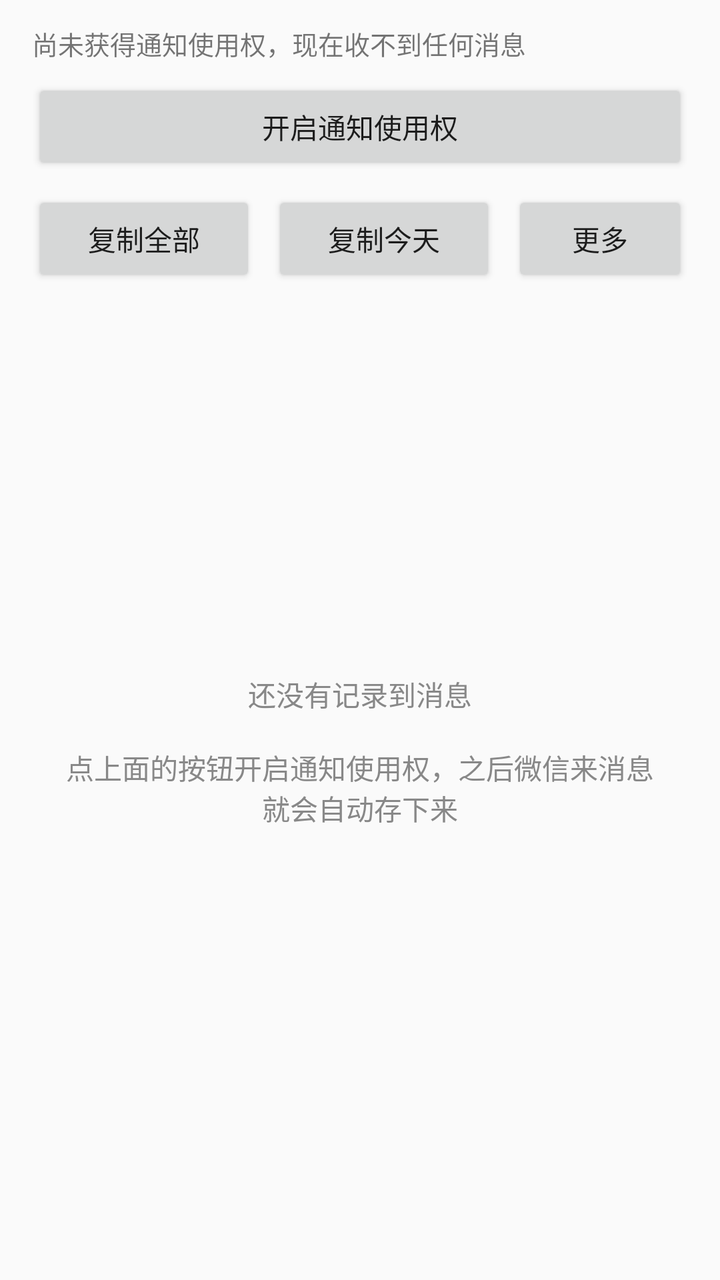
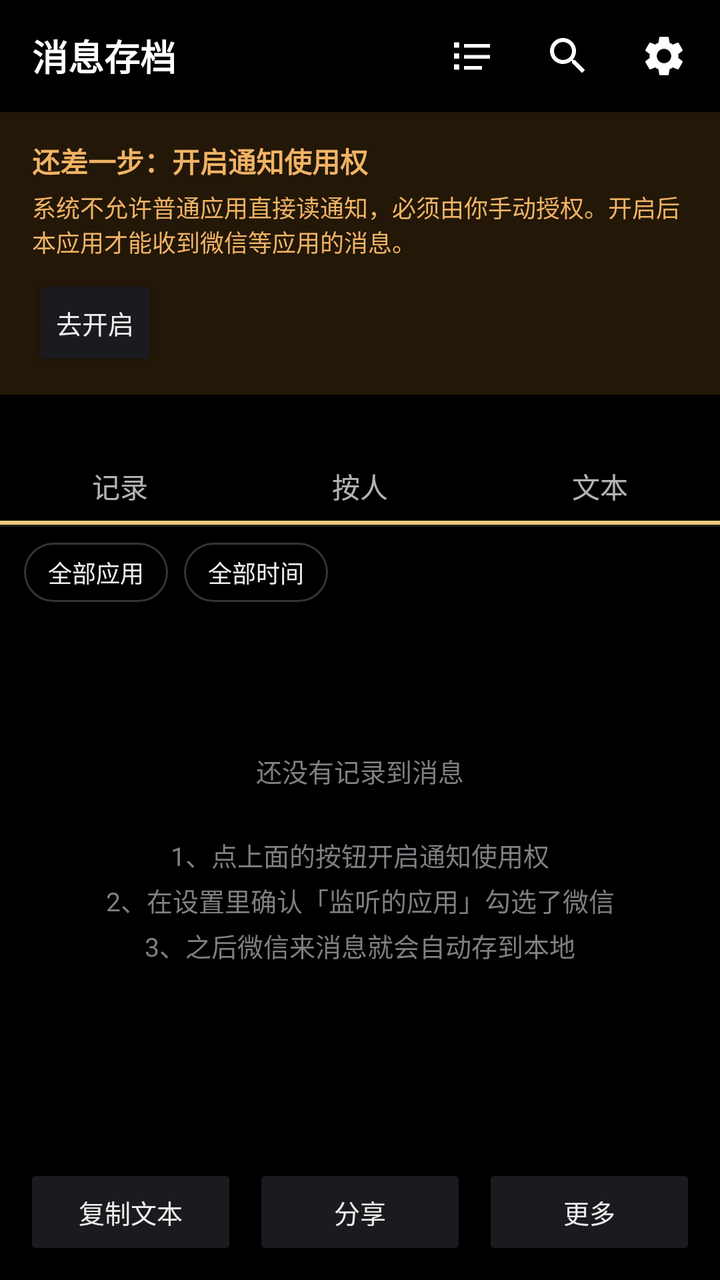

Compare the two renders of this Android layout. The source of the first and the diff that turns it into the second are given below.
<!-- AndroidManifest.xml: application theme Theme.WxMsgLog -->
<!-- res/layout/activity_main.xml -->
<?xml version="1.0" encoding="utf-8"?>
<LinearLayout xmlns:android="http://schemas.android.com/apk/res/android"
    android:layout_width="match_parent"
    android:layout_height="match_parent"
    android:orientation="vertical">

    <TextView
        android:id="@+id/tvStatus"
        android:layout_width="match_parent"
        android:layout_height="wrap_content"
        android:paddingStart="16dp"
        android:paddingTop="12dp"
        android:paddingEnd="16dp"
        android:paddingBottom="4dp"
        android:textSize="13sp"
        android:text="@string/status_off" />

    <Button
        android:id="@+id/btnPermission"
        android:layout_width="match_parent"
        android:layout_height="wrap_content"
        android:layout_marginStart="16dp"
        android:layout_marginTop="4dp"
        android:layout_marginEnd="16dp"
        android:text="@string/btn_grant" />

    <LinearLayout
        android:layout_width="match_parent"
        android:layout_height="wrap_content"
        android:orientation="horizontal"
        android:paddingStart="16dp"
        android:paddingTop="8dp"
        android:paddingEnd="16dp"
        android:paddingBottom="8dp">

        <Button
            android:id="@+id/btnCopyAll"
            android:layout_width="0dp"
            android:layout_height="wrap_content"
            android:layout_weight="1"
            android:text="@string/btn_copy_all" />

        <Button
            android:id="@+id/btnCopyToday"
            android:layout_width="0dp"
            android:layout_height="wrap_content"
            android:layout_marginStart="8dp"
            android:layout_weight="1"
            android:text="@string/btn_copy_today" />

        <Button
            android:id="@+id/btnMore"
            android:layout_width="wrap_content"
            android:layout_height="wrap_content"
            android:layout_marginStart="8dp"
            android:text="@string/btn_more" />
    </LinearLayout>

    <FrameLayout
        android:layout_width="match_parent"
        android:layout_height="0dp"
        android:layout_weight="1">

        <androidx.recyclerview.widget.RecyclerView
            android:id="@+id/rv"
            android:layout_width="match_parent"
            android:layout_height="match_parent"
            android:clipToPadding="false"
            android:paddingBottom="8dp" />

        <TextView
            android:id="@+id/tvEmpty"
            android:layout_width="match_parent"
            android:layout_height="wrap_content"
            android:layout_gravity="center"
            android:padding="32dp"
            android:gravity="center"
            android:textSize="14sp"
            android:textColor="@color/hint"
            android:text="@string/empty_hint" />
    </FrameLayout>

    <TextView
        android:id="@+id/tvFooter"
        android:layout_width="match_parent"
        android:layout_height="wrap_content"
        android:padding="12dp"
        android:textSize="12sp"
        android:textColor="@color/hint" />

</LinearLayout>
<!-- resources referenced by this layout -->
<resources>
  <color name="hint">#888888</color>
  <string name="btn_copy_all">复制全部</string>
  <string name="btn_copy_today">复制今天</string>
  <string name="btn_grant">开启通知使用权</string>
  <string name="empty_hint">还没有记录到消息\n\n点上面的按钮开启通知使用权，之后微信来消息就会自动存下来</string>
  <string name="status_off">尚未获得通知使用权，现在收不到任何消息</string>
  <style name="Theme.WxMsgLog" parent="Theme.AppCompat.DayNight.DarkActionBar">
          <item name="colorPrimary">@color/primary</item>
          <item name="colorPrimaryDark">@color/primary_dark</item>
          <item name="colorAccent">@color/accent</item>
      </style>
  <color name="primary">#07C160</color>
  <color name="primary_dark">#059A4C</color>
  <color name="accent">#07C160</color>
  <!-- unchanged entries left out for length: 1 -->
</resources>

<!-- the commit's change to res/layout/activity_main.xml (unified diff, before → after) -->
@@ -1,59 +1,406 @@
 <?xml version="1.0" encoding="utf-8"?>
 <LinearLayout xmlns:android="http://schemas.android.com/apk/res/android"
+    android:id="@+id/root"
     android:layout_width="match_parent"
     android:layout_height="match_parent"
+    android:background="@color/bg"
     android:orientation="vertical">
+
+    
+    <LinearLayout
+        android:id="@+id/appBar"
+        android:layout_width="match_parent"
+        android:layout_height="wrap_content"
+        android:background="@color/appbar"
+        android:gravity="center_vertical"
+        android:orientation="horizontal">
+
+        <TextView
+            android:id="@+id/tvTitle"
+            android:layout_width="0dp"
+            android:layout_height="56dp"
+            android:layout_weight="1"
+            android:gravity="center_vertical"
+            android:paddingStart="16dp"
+            android:paddingEnd="8dp"
+            android:text="@string/title_main"
+            android:textColor="#FFFFFFFF"
+            android:textSize="18sp"
+            android:textStyle="bold" />
+
+        <ImageButton
+            android:id="@+id/btnTodo"
+            android:layout_width="48dp"
+            android:layout_height="48dp"
+            android:background="?attr/selectableItemBackgroundBorderless"
+            android:contentDescription="@string/title_todo"
+            android:scaleType="centerInside"
+            android:src="@drawable/ic_todo" />
+
+        <ImageButton
+            android:id="@+id/btnSearch"
+            android:layout_width="48dp"
+            android:layout_height="48dp"
+            android:background="?attr/selectableItemBackgroundBorderless"
+            android:contentDescription="@string/cd_search"
+            android:scaleType="centerInside"
+            android:src="@drawable/ic_search" />
+
+        <ImageButton
+            android:id="@+id/btnSettings"
+            android:layout_width="48dp"
+            android:layout_height="48dp"
+            android:layout_marginEnd="4dp"
+            android:background="?attr/selectableItemBackgroundBorderless"
+            android:contentDescription="@string/cd_settings"
+            android:scaleType="centerInside"
+            android:src="@drawable/ic_settings" />
+    </LinearLayout>
+
+    
+    <LinearLayout
+        android:id="@+id/permCard"
+        android:layout_width="match_parent"
+        android:layout_height="wrap_content"
+        android:background="@color/warn_bg"
+        android:orientation="vertical"
+        android:paddingStart="16dp"
+        android:paddingTop="14dp"
+        android:paddingEnd="16dp"
+        android:paddingBottom="12dp">
+
+        <TextView
+            android:layout_width="match_parent"
+            android:layout_height="wrap_content"
+            android:text="@string/perm_title"
+            android:textColor="@color/warn_fg"
+            android:textSize="14sp"
+            android:textStyle="bold" />
+
+        <TextView
+            android:layout_width="match_parent"
+            android:layout_height="wrap_content"
+            android:layout_marginTop="4dp"
+            android:text="@string/perm_desc"
+            android:textColor="@color/warn_fg"
+            android:textSize="12sp" />
+
+        <Button
+            android:id="@+id/btnPermission"
+            android:layout_width="wrap_content"
+            android:layout_height="wrap_content"
+            android:layout_marginTop="8dp"
+            android:minWidth="0dp"
+            android:text="@string/btn_grant"
+            android:textSize="13sp" />
+    </LinearLayout>
+
+    
+    <LinearLayout
+        android:id="@+id/staleBar"
+        android:layout_width="match_parent"
+        android:layout_height="wrap_content"
+        android:background="@color/warn_bg"
+        android:gravity="center_vertical"
+        android:orientation="horizontal"
+        android:paddingStart="16dp"
+        android:paddingTop="10dp"
+        android:paddingEnd="8dp"
+        android:paddingBottom="10dp"
+        android:visibility="gone">
+
+        <TextView
+            android:id="@+id/tvStale"
+            android:layout_width="0dp"
+            android:layout_height="wrap_content"
+            android:layout_weight="1"
+            android:text="@string/stale_hint"
+            android:textColor="@color/warn_fg"
+            android:textSize="12sp" />
+
+        <Button
+            android:id="@+id/btnRebind"
+            android:layout_width="wrap_content"
+            android:layout_height="wrap_content"
+            android:minWidth="0dp"
+            android:text="@string/btn_rebind"
+            android:textSize="12sp" />
+    </LinearLayout>
+
+    
+    <LinearLayout
+        android:id="@+id/phBar"
+        android:layout_width="match_parent"
+        android:layout_height="wrap_content"
+        android:background="@color/btn_bg"
+        android:gravity="center_vertical"
+        android:orientation="horizontal"
+        android:paddingStart="16dp"
+        android:paddingTop="10dp"
+        android:paddingEnd="8dp"
+        android:paddingBottom="10dp"
+        android:visibility="gone">
+
+        <TextView
+            android:id="@+id/tvPh"
+            android:layout_width="0dp"
+            android:layout_height="wrap_content"
+            android:layout_weight="1"
+            android:textColor="@color/primary"
+            android:textSize="12sp" />
+
+        <Button
+            android:id="@+id/btnPh"
+            android:layout_width="wrap_content"
+            android:layout_height="wrap_content"
+            android:minWidth="0dp"
+            android:text="@string/ph_btn"
+            android:textSize="12sp" />
+    </LinearLayout>
 
     <TextView
         android:id="@+id/tvStatus"
         android:layout_width="match_parent"
         android:layout_height="wrap_content"
-        android:paddingStart="16dp"
-        android:paddingTop="12dp"
-        android:paddingEnd="16dp"
-        android:paddingBottom="4dp"
-        android:textSize="13sp"
-        android:text="@string/status_off" />
-
-    <Button
-        android:id="@+id/btnPermission"
-        android:layout_width="match_parent"
-        android:layout_height="wrap_content"
-        android:layout_marginStart="16dp"
-        android:layout_marginTop="4dp"
-        android:layout_marginEnd="16dp"
-        android:text="@string/btn_grant" />
-
-    <LinearLayout
-        android:layout_width="match_parent"
-        android:layout_height="wrap_content"
-        android:orientation="horizontal"
         android:paddingStart="16dp"
         android:paddingTop="8dp"
         android:paddingEnd="16dp"
-        android:paddingBottom="8dp">
-
-        <Button
-            android:id="@+id/btnCopyAll"
+        android:paddingBottom="0dp"
+        android:textColor="@color/hint"
+        android:textSize="12sp" />
+
+    
+    <LinearLayout
+        android:layout_width="match_parent"
+        android:layout_height="wrap_content"
+        android:orientation="horizontal">
+
+        <FrameLayout
+            android:id="@+id/tabListBox"
+            android:layout_width="0dp"
+            android:layout_height="wrap_content"
+            android:layout_weight="1">
+
+            <TextView
+                android:id="@+id/tabList"
+                android:layout_width="match_parent"
+                android:layout_height="wrap_content"
+                android:gravity="center"
+                android:paddingTop="11dp"
+                android:paddingBottom="9dp"
+                android:text="@string/tab_list"
+                android:textSize="14sp" />
+
+            <View
+                android:id="@+id/indList"
+                android:layout_width="match_parent"
+                android:layout_height="2dp"
+                android:layout_gravity="bottom"
+                android:background="@color/primary" />
+        </FrameLayout>
+
+        <FrameLayout
+            android:id="@+id/tabPersonBox"
+            android:layout_width="0dp"
+            android:layout_height="wrap_content"
+            android:layout_weight="1">
+
+            <TextView
+                android:id="@+id/tabPerson"
+                android:layout_width="match_parent"
+                android:layout_height="wrap_content"
+                android:gravity="center"
+                android:paddingTop="11dp"
+                android:paddingBottom="9dp"
+                android:text="@string/tab_person"
+                android:textSize="14sp" />
+
+            <View
+                android:id="@+id/indPerson"
+                android:layout_width="match_parent"
+                android:layout_height="2dp"
+                android:layout_gravity="bottom"
+                android:background="@color/primary" />
+        </FrameLayout>
+
+        <FrameLayout
+            android:id="@+id/tabTextBox"
+            android:layout_width="0dp"
+            android:layout_height="wrap_content"
+            android:layout_weight="1">
+
+            <TextView
+                android:id="@+id/tabText"
+                android:layout_width="match_parent"
+                android:layout_height="wrap_content"
+                android:gravity="center"
+                android:paddingTop="11dp"
+                android:paddingBottom="9dp"
+                android:text="@string/tab_text"
+                android:textSize="14sp" />
+
+            <View
+                android:id="@+id/indText"
+                android:layout_width="match_parent"
+                android:layout_height="2dp"
+                android:layout_gravity="bottom"
+                android:background="@color/primary" />
+        </FrameLayout>
+    </LinearLayout>
+
+    <View
+        android:layout_width="match_parent"
+        android:layout_height="1dp"
+        android:background="@color/divider" />
+
+    
+    <HorizontalScrollView
+        android:id="@+id/chipBar"
+        android:layout_width="match_parent"
+        android:layout_height="wrap_content"
+        android:paddingStart="12dp"
+        android:paddingEnd="12dp"
+        android:paddingTop="8dp"
+        android:paddingBottom="4dp"
+        android:scrollbars="none">
+
+        <LinearLayout
+            android:layout_width="wrap_content"
+            android:layout_height="wrap_content"
+            android:orientation="horizontal">
+
+            <TextView
+                android:id="@+id/chipApp"
+                android:layout_width="wrap_content"
+                android:layout_height="wrap_content"
+                android:background="@drawable/bg_chip"
+                android:paddingStart="12dp"
+                android:paddingTop="6dp"
+                android:paddingEnd="12dp"
+                android:paddingBottom="6dp"
+                android:text="@string/filter_all_apps"
+                android:textColor="?android:attr/textColorPrimary"
+                android:textSize="12sp" />
+
+            <TextView
+                android:id="@+id/chipTime"
+                android:layout_width="wrap_content"
+                android:layout_height="wrap_content"
+                android:layout_marginStart="8dp"
+                android:background="@drawable/bg_chip"
+                android:paddingStart="12dp"
+                android:paddingTop="6dp"
+                android:paddingEnd="12dp"
+                android:paddingBottom="6dp"
+                android:text="@string/filter_all_time"
+                android:textColor="?android:attr/textColorPrimary"
+                android:textSize="12sp" />
+
+            <TextView
+                android:id="@+id/chipClear"
+                android:layout_width="wrap_content"
+                android:layout_height="wrap_content"
+                android:layout_marginStart="8dp"
+                android:background="?attr/selectableItemBackground"
+                android:paddingStart="8dp"
+                android:paddingTop="6dp"
+                android:paddingEnd="8dp"
+                android:paddingBottom="6dp"
+                android:text="@string/filter_clear"
+                android:textColor="@color/hint"
+                android:textSize="12sp"
+                android:visibility="gone" />
+        </LinearLayout>
+    </HorizontalScrollView>
+
+    
+    <EditText
+        android:id="@+id/etSearch"
+        android:layout_width="match_parent"
+        android:layout_height="wrap_content"
+        android:layout_marginStart="16dp"
+        android:layout_marginEnd="16dp"
+        android:backgroundTint="@color/primary"
+        android:hint="@string/search_hint"
+        android:imeOptions="actionSearch"
+        android:inputType="text"
+        android:maxLines="1"
+        android:textSize="14sp"
+        android:visibility="gone" />
+
+    
+    <LinearLayout
+        android:id="@+id/selectBar"
+        android:layout_width="match_parent"
+        android:layout_height="wrap_content"
+        android:background="@color/sel_bar_bg"
+        android:gravity="center_vertical"
+        android:orientation="horizontal"
+        android:paddingStart="16dp"
+        android:paddingTop="6dp"
+        android:paddingEnd="8dp"
+        android:paddingBottom="6dp"
+        android:visibility="gone">
+
+        <TextView
+            android:id="@+id/tvSelCount"
             android:layout_width="0dp"
             android:layout_height="wrap_content"
             android:layout_weight="1"
-            android:text="@string/btn_copy_all" />
-
-        <Button
-            android:id="@+id/btnCopyToday"
-            android:layout_width="0dp"
-            android:layout_height="wrap_content"
-            android:layout_marginStart="8dp"
-            android:layout_weight="1"
-            android:text="@string/btn_copy_today" />
-
-        <Button
-            android:id="@+id/btnMore"
-            android:layout_width="wrap_content"
-            android:layout_height="wrap_content"
-            android:layout_marginStart="8dp"
-            android:text="@string/btn_more" />
+            android:textColor="@color/primary"
+            android:textSize="13sp" />
+
+        <TextView
+            android:id="@+id/btnSelCopy"
+            android:layout_width="wrap_content"
+            android:layout_height="wrap_content"
+            android:background="?attr/selectableItemBackground"
+            android:paddingStart="10dp"
+            android:paddingTop="6dp"
+            android:paddingEnd="10dp"
+            android:paddingBottom="6dp"
+            android:text="@string/sel_copy"
+            android:textColor="@color/primary"
+            android:textSize="13sp" />
+
+        <TextView
+            android:id="@+id/btnSelTodo"
+            android:layout_width="wrap_content"
+            android:layout_height="wrap_content"
+            android:background="?attr/selectableItemBackground"
+            android:paddingStart="10dp"
+            android:paddingTop="6dp"
+            android:paddingEnd="10dp"
+            android:paddingBottom="6dp"
+            android:text="@string/sel_todo"
+            android:textColor="@color/primary"
+            android:textSize="13sp" />
+
+        <TextView
+            android:id="@+id/btnSelDelete"
+            android:layout_width="wrap_content"
+            android:layout_height="wrap_content"
+            android:background="?attr/selectableItemBackground"
+            android:paddingStart="10dp"
+            android:paddingTop="6dp"
+            android:paddingEnd="10dp"
+            android:paddingBottom="6dp"
+            android:text="@string/sel_delete"
+            android:textColor="@color/danger"
+            android:textSize="13sp" />
+
+        <TextView
+            android:id="@+id/btnSelCancel"
+            android:layout_width="wrap_content"
+            android:layout_height="wrap_content"
+            android:background="?attr/selectableItemBackground"
+            android:paddingStart="10dp"
+            android:paddingTop="6dp"
+            android:paddingEnd="10dp"
+            android:paddingBottom="6dp"
+            android:text="@string/sel_cancel"
+            android:textColor="@color/hint"
+            android:textSize="13sp" />
     </LinearLayout>
 
     <FrameLayout
@@ -66,26 +413,120 @@
             android:layout_width="match_parent"
             android:layout_height="match_parent"
             android:clipToPadding="false"
-            android:paddingBottom="8dp" />
+            android:paddingBottom="8dp"
+            android:scrollbars="vertical" />
+
+        
+        <ScrollView
+            android:id="@+id/textBox"
+            android:layout_width="match_parent"
+            android:layout_height="match_parent"
+            android:layout_marginStart="12dp"
+            android:layout_marginTop="4dp"
+            android:layout_marginEnd="12dp"
+            android:layout_marginBottom="12dp"
+            android:background="@drawable/bg_textbox"
+            android:scrollbars="vertical"
+            android:visibility="gone">
+
+            <TextView
+                android:id="@+id/tvText"
+                android:layout_width="match_parent"
+                android:layout_height="wrap_content"
+                android:fontFamily="monospace"
+                android:lineSpacingExtra="3dp"
+                android:padding="14dp"
+                android:textIsSelectable="true"
+                android:textSize="12sp" />
+        </ScrollView>
 
         <TextView
             android:id="@+id/tvEmpty"
             android:layout_width="match_parent"
             android:layout_height="wrap_content"
             android:layout_gravity="center"
+            android:gravity="center"
+            android:lineSpacingExtra="4dp"
             android:padding="32dp"
-            android:gravity="center"
-            android:textSize="14sp"
+            android:text="@string/empty_hint"
             android:textColor="@color/hint"
-            android:text="@string/empty_hint" />
+            android:textSize="13sp" />
+
+        
+        <TextView
+            android:id="@+id/tvNewHint"
+            android:layout_width="wrap_content"
+            android:layout_height="wrap_content"
+            android:layout_gravity="top|center_horizontal"
+            android:layout_marginTop="8dp"
+            android:background="@drawable/bg_chip_on"
+            android:paddingStart="14dp"
+            android:paddingTop="7dp"
+            android:paddingEnd="14dp"
+            android:paddingBottom="7dp"
+            android:text="@string/text_pending"
+            android:textColor="@color/primary"
+            android:textSize="12sp"
+            android:visibility="gone" />
     </FrameLayout>
 
-    <TextView
-        android:id="@+id/tvFooter"
-        android:layout_width="match_parent"
-        android:layout_height="wrap_content"
-        android:padding="12dp"
-        android:textSize="12sp"
-        android:textColor="@color/hint" />
+    
+    <LinearLayout
+        android:id="@+id/bottomBox"
+        android:layout_width="match_parent"
+        android:layout_height="wrap_content"
+        android:background="@color/bg"
+        android:orientation="vertical">
+
+        <TextView
+            android:id="@+id/tvFooter"
+            android:layout_width="match_parent"
+            android:layout_height="wrap_content"
+            android:paddingStart="16dp"
+            android:paddingTop="8dp"
+            android:paddingEnd="16dp"
+            android:paddingBottom="4dp"
+            android:textColor="@color/hint"
+            android:textSize="11sp" />
+
+        <LinearLayout
+            android:layout_width="match_parent"
+            android:layout_height="wrap_content"
+            android:orientation="horizontal"
+            android:paddingStart="12dp"
+            android:paddingTop="2dp"
+            android:paddingEnd="12dp"
+            android:paddingBottom="10dp">
+
+            <Button
+                android:id="@+id/btnCopy"
+                android:layout_width="0dp"
+                android:layout_height="wrap_content"
+                android:layout_weight="1"
+                android:minWidth="0dp"
+                android:text="@string/btn_copy_text"
+                android:textSize="13sp" />
+
+            <Button
+                android:id="@+id/btnShare"
+                android:layout_width="0dp"
+                android:layout_height="wrap_content"
+                android:layout_marginStart="8dp"
+                android:layout_weight="1"
+                android:minWidth="0dp"
+                android:text="@string/btn_share"
+                android:textSize="13sp" />
+
+            <Button
+                android:id="@+id/btnMore"
+                android:layout_width="0dp"
+                android:layout_height="wrap_content"
+                android:layout_marginStart="8dp"
+                android:layout_weight="1"
+                android:minWidth="0dp"
+                android:text="@string/btn_more"
+                android:textSize="13sp" />
+        </LinearLayout>
+    </LinearLayout>
 
 </LinearLayout>
<!-- resource entries referenced after the edit -->
@@ -1,19 +1,164 @@
 <!-- resources referenced by this layout -->
 <resources>
-  <color name="hint">#888888</color>
-  <string name="btn_copy_all">复制全部</string>
-  <string name="btn_copy_today">复制今天</string>
-  <string name="btn_grant">开启通知使用权</string>
-  <string name="empty_hint">还没有记录到消息\n\n点上面的按钮开启通知使用权，之后微信来消息就会自动存下来</string>
-  <string name="status_off">尚未获得通知使用权，现在收不到任何消息</string>
-  <style name="Theme.WxMsgLog" parent="Theme.AppCompat.DayNight.DarkActionBar">
+  <color name="appbar">#FF000000</color>
+  <color name="bg">#FF000000</color>
+  <color name="btn_bg">#FF1B1B1F</color>
+  <color name="danger">#FFFF6B60</color>
+  <color name="divider">#1FFFFFFF</color>
+  <color name="hint">#FF7F7F84</color>
+  <string name="btn_grant">去开启</string>
+  <string name="btn_rebind">重启监听</string>
+  <string name="btn_share">分享</string>
+  <string name="cd_search">搜索</string>
+  <string name="cd_settings">设置</string>
+  <string name="empty_hint">还没有记录到消息\n\n1、点上面的按钮开启通知使用权\n2、在设置里确认「监听的应用」勾选了微信\n3、之后微信来消息就会自动存到本地</string>
+  <string name="filter_all_apps">全部应用</string>
+  <string name="filter_all_time">全部时间</string>
+  <string name="filter_clear">清除筛选</string>
+  <string name="perm_desc">系统不允许普通应用直接读通知，必须由你手动授权。开启后本应用才能收到微信等应用的消息。</string>
+  <string name="perm_title">还差一步：开启通知使用权</string>
+  <string name="ph_btn">怎么开</string>
+  <string name="search_hint">搜内容；@ 限定发信人；空格分隔多个词</string>
+  <string name="sel_cancel">取消</string>
+  <string name="sel_copy">复制</string>
+  <string name="sel_delete">删除</string>
+  <string name="sel_todo">待办</string>
+  <string name="stale_hint">最近一条已经是 %1$s。系统可能把监听回收了，消息不会再被记录。</string>
+  <string name="tab_list">记录</string>
+  <string name="tab_person">按人</string>
+  <string name="tab_text">文本</string>
+  <string name="text_pending">有新消息 · 点击刷新</string>
+  <string name="title_main">消息存档</string>
+  <string name="title_todo">待办</string>
+  <style name="Theme.WxMsgLog" parent="Theme.AppCompat.NoActionBar">
           <item name="colorPrimary">@color/primary</item>
-          <item name="colorPrimaryDark">@color/primary_dark</item>
+          <item name="colorPrimaryDark">@color/bg</item>
           <item name="colorAccent">@color/accent</item>
+  
+          
+          <item name="colorButtonNormal">@color/btn_bg</item>
+          <item name="colorControlNormal">@color/text_secondary</item>
+          <item name="colorControlActivated">@color/primary</item>
+          <item name="colorControlHighlight">#33FFFFFF</item>
+  
+          
+          <item name="android:windowBackground">@color/bg</item>
+          <item name="android:colorBackground">@color/bg</item>
+          <item name="android:textColorPrimary">@color/text_primary</item>
+          <item name="android:textColorSecondary">@color/text_secondary</item>
+          <item name="android:textColorHint">@color/hint</item>
+  
+          
+          <item name="android:statusBarColor">@android:color/transparent</item>
+          <item name="android:navigationBarColor">@android:color/transparent</item>
+          <item name="android:windowLightStatusBar">false</item>
+          <item name="android:windowLightNavigationBar">false</item>
+  
+          <item name="android:windowLayoutInDisplayCutoutMode">shortEdges</item>
+  
+          
+          <item name="alertDialogTheme">@style/Theme.WxMsgLog.Dialog</item>
       </style>
-  <color name="primary">#07C160</color>
-  <color name="primary_dark">#059A4C</color>
-  <color name="accent">#07C160</color>
+  <color name="chip_stroke">#33FFFFFF</color>
+  <color name="chip_on_bg">#2EEAC97C</color>
+  <color name="card_bg">#FF0C0C0E</color>
+  <color name="primary">#FFEAC97C</color>
+  <color name="sel_bar_bg">#FF141210</color>
+  <color name="warn_bg">#FF231707</color>
+  <color name="warn_fg">#FFF0B366</color>
+  <!-- drawable bg_chip (drawable) -->
+  <?xml version="1.0" encoding="utf-8"?>
+  <shape xmlns:android="http://schemas.android.com/apk/res/android"
+      android:shape="rectangle">
+      <corners android:radius="16dp" />
+      <solid android:color="@android:color/transparent" />
+      <stroke
+          android:width="1dp"
+          android:color="@color/chip_stroke" />
+  </shape>
+  <!-- drawable bg_chip_on (drawable) -->
+  <?xml version="1.0" encoding="utf-8"?>
+  <shape xmlns:android="http://schemas.android.com/apk/res/android"
+      android:shape="rectangle">
+      <corners android:radius="16dp" />
+      <solid android:color="@color/chip_on_bg" />
+      <stroke
+          android:width="1dp"
+          android:color="@color/primary" />
+  </shape>
+  <!-- drawable bg_textbox (drawable) -->
+  <?xml version="1.0" encoding="utf-8"?>
+  <shape xmlns:android="http://schemas.android.com/apk/res/android"
+      android:shape="rectangle">
+      <corners android:radius="12dp" />
+      <solid android:color="@color/card_bg" />
+      <stroke
+          android:width="1dp"
+          android:color="@color/chip_stroke" />
+  </shape>
+  <!-- drawable ic_search (drawable) -->
+  <?xml version="1.0" encoding="utf-8"?>
+  <vector xmlns:android="http://schemas.android.com/apk/res/android"
+      android:width="24dp"
+      android:height="24dp"
+      android:viewportWidth="24"
+      android:viewportHeight="24">
+      <path
+          android:fillColor="#FFFFFFFF"
+          android:pathData="M15.5,14h-0.79l-0.28,-0.27C15.41,12.59 16,11.11 16,9.5 16,5.91 13.09,3 9.5,3S3,5.91 3,9.5 5.91,16 9.5,16c1.61,0 3.09,-0.59 4.23,-1.57l0.27,0.28v0.79l5,4.99L20.49,19l-4.99,-5zm-6,0C7.01,14 5,11.99 5,9.5S7.01,5 9.5,5 14,7.01 14,9.5 11.99,14 9.5,14z" />
+  </vector>
+  <!-- drawable ic_settings (drawable) -->
+  <?xml version="1.0" encoding="utf-8"?>
+  <vector xmlns:android="http://schemas.android.com/apk/res/android"
+      android:width="24dp"
+      android:height="24dp"
+      android:viewportWidth="24"
+      android:viewportHeight="24">
+      <path
+          android:fillColor="#FFFFFFFF"
+          android:pathData="M19.14,12.94c0.04,-0.3 0.06,-0.61 0.06,-0.94c0,-0.32 -0.02,-0.64 -0.07,-0.94l2.03,-1.58c0.18,-0.14 0.23,-0.41 0.12,-0.61l-1.92,-3.32c-0.12,-0.22 -0.37,-0.29 -0.59,-0.22l-2.39,0.96c-0.5,-0.38 -1.03,-0.7 -1.62,-0.94L14.4,2.81c-0.04,-0.24 -0.24,-0.41 -0.48,-0.41h-3.84c-0.24,0 -0.43,0.17 -0.47,0.41L9.25,5.35C8.66,5.59 8.12,5.92 7.63,6.29L5.24,5.33c-0.22,-0.08 -0.47,0 -0.59,0.22L2.74,8.87C2.62,9.08 2.66,9.34 2.86,9.48l2.03,1.58C4.84,11.36 4.8,11.69 4.8,12s0.02,0.64 0.07,0.94l-2.03,1.58c-0.18,0.14 -0.23,0.41 -0.12,0.61l1.92,3.32c0.12,0.22 0.37,0.29 0.59,0.22l2.39,-0.96c0.5,0.38 1.03,0.7 1.62,0.94l0.36,2.54c0.05,0.24 0.24,0.41 0.48,0.41h3.84c0.24,0 0.44,-0.17 0.47,-0.41l0.36,-2.54c0.59,-0.24 1.13,-0.56 1.62,-0.94l2.39,0.96c0.22,0.08 0.47,0 0.59,-0.22l1.92,-3.32c0.12,-0.22 0.07,-0.47 -0.12,-0.61L19.14,12.94zM12,15.6c-1.98,0 -3.6,-1.62 -3.6,-3.6s1.62,-3.6 3.6,-3.6s3.6,1.62 3.6,3.6S13.98,15.6 12,15.6z" />
+  </vector>
+  <!-- drawable ic_todo (drawable) -->
+  <?xml version="1.0" encoding="utf-8"?>
+  <vector xmlns:android="http://schemas.android.com/apk/res/android"
+      android:width="24dp"
+      android:height="24dp"
+      android:viewportWidth="24"
+      android:viewportHeight="24">
+      <path
+          android:fillColor="#FFFFFFFF"
+          android:pathData="M3,5.2h2.6v2.6h-2.6zM3,10.7h2.6v2.6h-2.6zM3,16.2h2.6v2.6h-2.6zM8,6h13v1.8h-13zM8,11.5h13v1.8h-13zM8,17h9v1.8h-9z" />
+  </vector>
+  <string name="btn_copy_text">复制文本</string>
+  <color name="accent">#FFEAC97C</color>
+  <color name="text_secondary">#FF9E9E9E</color>
+  <color name="text_primary">#FFEDEDED</color>
+  <style name="Theme.WxMsgLog.Dialog" parent="Theme.AppCompat.Dialog.Alert">
+          <item name="colorAccent">@color/accent</item>
+          <item name="colorControlActivated">@color/primary</item>
+          <item name="android:textColorPrimary">@color/text_primary</item>
+          <item name="android:textColorSecondary">@color/text_secondary</item>
+          <item name="android:textColorHint">@color/hint</item>
+          <item name="android:windowBackground">@drawable/bg_dialog</item>
+          <item name="android:colorBackground">@color/card_bg</item>
+      </style>
+  <!-- drawable bg_dialog (drawable) -->
+  <?xml version="1.0" encoding="utf-8"?>
+  <layer-list xmlns:android="http://schemas.android.com/apk/res/android">
+      <item
+          android:bottom="24dp"
+          android:left="16dp"
+          android:right="16dp"
+          android:top="24dp">
+          <shape android:shape="rectangle">
+              <solid android:color="@color/card_bg" />
+              <corners android:radius="16dp" />
+              <stroke
+                  android:width="0.5dp"
+                  android:color="@color/divider" />
+          </shape>
+      </item>
+  </layer-list>
   <!-- unchanged entries left out for length: 1 -->
 </resources>
 
